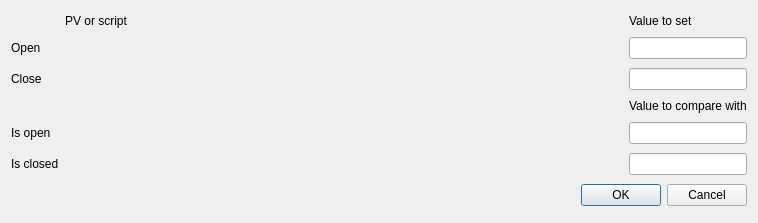
Before: the Qt Designer form ushutterconf.ui in AustralianSynchrotron/ctgui, drawn with Qt 5.
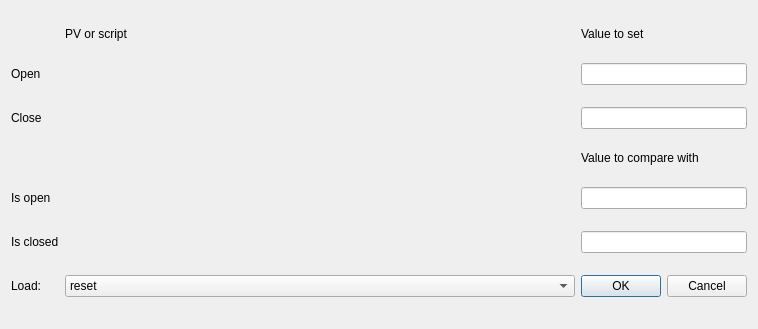
After: the same form once the commit is applied. Custom widgets are drawn as their Qt base class.

Patch:
```diff
--- a/ushutterconf.ui
+++ b/ushutterconf.ui
@@ -7,7 +7,7 @@
     <x>0</x>
     <y>0</y>
     <width>758</width>
-    <height>223</height>
+    <height>329</height>
    </rect>
   </property>
   <property name="windowTitle">
@@ -50,16 +50,6 @@
    <item row="5" column="2">
     <widget class="QLineEdit" name="isClsVal"/>
    </item>
-   <item row="6" column="1" colspan="2">
-    <widget class="QDialogButtonBox" name="buttonBox">
-     <property name="orientation">
-      <enum>Qt::Horizontal</enum>
-     </property>
-     <property name="standardButtons">
-      <set>QDialogButtonBox::Cancel|QDialogButtonBox::Ok</set>
-     </property>
-    </widget>
-   </item>
    <item row="1" column="2">
     <widget class="QLineEdit" name="doOpnVal"/>
    </item>
@@ -137,6 +127,41 @@
      </property>
     </widget>
    </item>
+   <item row="6" column="2">
+    <widget class="QDialogButtonBox" name="buttonBox">
+     <property name="orientation">
+      <enum>Qt::Horizontal</enum>
+     </property>
+     <property name="standardButtons">
+      <set>QDialogButtonBox::Cancel|QDialogButtonBox::Ok</set>
+     </property>
+    </widget>
+   </item>
+   <item row="6" column="1">
+    <widget class="QComboBox" name="loadPreset">
+     <property name="currentIndex">
+      <number>0</number>
+     </property>
+     <property name="insertPolicy">
+      <enum>QComboBox::InsertAtBottom</enum>
+     </property>
+     <property name="sizeAdjustPolicy">
+      <enum>QComboBox::AdjustToContents</enum>
+     </property>
+     <item>
+      <property name="text">
+       <string>reset</string>
+      </property>
+     </item>
+    </widget>
+   </item>
+   <item row="6" column="0">
+    <widget class="QLabel" name="label_8">
+     <property name="text">
+      <string>Load:</string>
+     </property>
+    </widget>
+   </item>
   </layout>
  </widget>
  <customwidgets>
```
